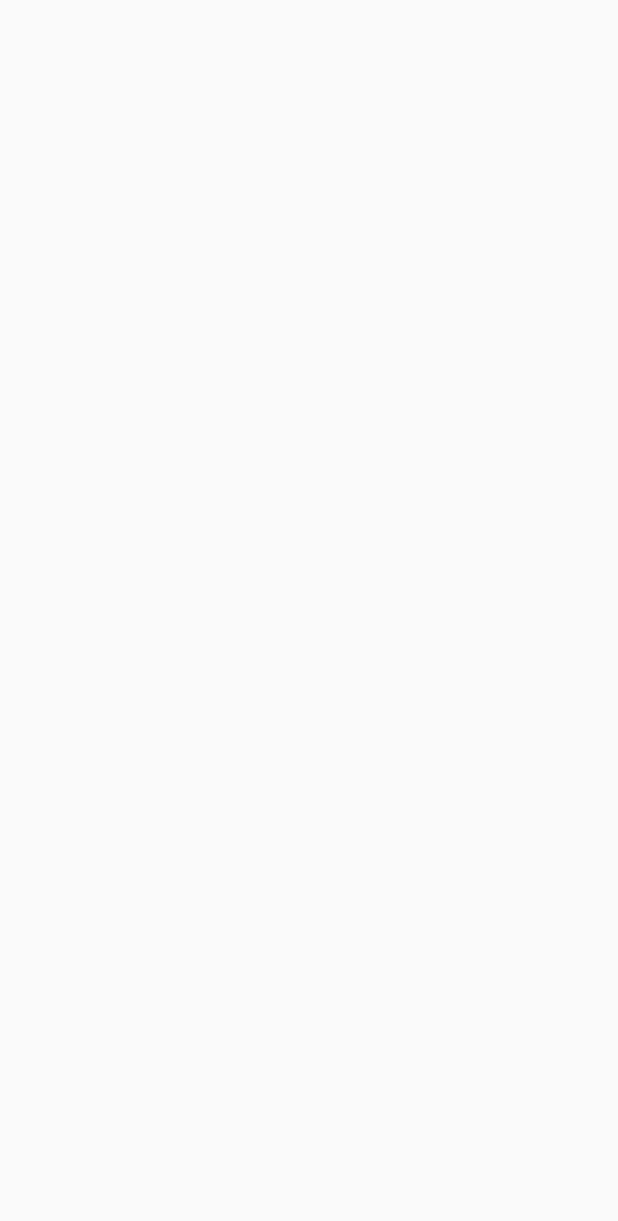
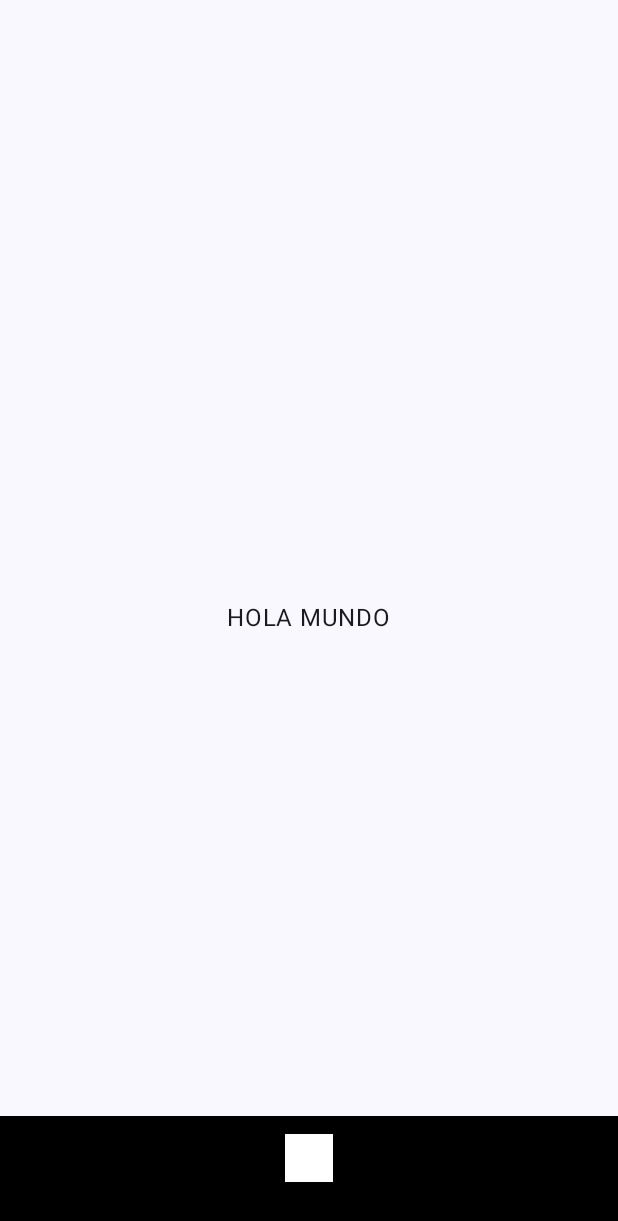
Before and after one commit to kikepb7/TensoScan_App, an Android app built with Jetpack Compose: the screen it shows after launch (MainActivity), on a phone screen of 412 x 824 dp. Before the commit the part shown is empty. Shown: the top 1221 px of the screen. Run offline under Robolectric (Android 15) with nearby library versions, the phone set to English and light mode, and no system bars.

Commit message:
PROJECT STRUCTURE & NAVIGATION - Implement MVVM architecture, necessary dependencies and navigation

```diff
--- a/app/src/main/AndroidManifest.xml
+++ b/app/src/main/AndroidManifest.xml
@@ -1,6 +1,10 @@
 <?xml version="1.0" encoding="utf-8"?>
 <manifest xmlns:android="http://schemas.android.com/apk/res/android"
     xmlns:tools="http://schemas.android.com/tools">
+
+    <uses-feature android:name="android.hardware.camera" android:required="true" />
+    <uses-permission android:name="android.permission.INTERNET"/>
+    <uses-permission android:name="android.permission.CAMERA" />
 
     <application
         android:allowBackup="true"
--- a/app/src/main/kotlin/com/example/tensoscan/MainActivity.kt
+++ b/app/src/main/kotlin/com/example/tensoscan/MainActivity.kt
@@ -4,13 +4,16 @@ import android.os.Bundle
 import androidx.activity.ComponentActivity
 import androidx.activity.compose.setContent
 import androidx.activity.enableEdgeToEdge
+import androidx.compose.foundation.layout.Box
 import androidx.compose.foundation.layout.fillMaxSize
 import androidx.compose.foundation.layout.padding
 import androidx.compose.material3.Scaffold
 import androidx.compose.material3.Text
 import androidx.compose.runtime.Composable
+import androidx.compose.ui.Alignment
 import androidx.compose.ui.Modifier
 import androidx.compose.ui.tooling.preview.Preview
+import com.example.tensoscan.ui.common.navigation.NavigationWrapper
 import com.example.tensoscan.ui.theme.TensoScanTheme
 
 class MainActivity : ComponentActivity() {
@@ -19,7 +22,7 @@ class MainActivity : ComponentActivity() {
         enableEdgeToEdge()
         setContent {
             TensoScanTheme {
-
+                NavigationWrapper()
             }
         }
     }
--- /dev/null
+++ b/app/src/main/kotlin/com/example/tensoscan/ui/common/components/BottomBarNavigation.compose.kt
@@ -0,0 +1,53 @@
+package com.example.tensoscan.ui.common.components
+
+import androidx.compose.material3.NavigationBar
+import androidx.compose.material3.NavigationBarItem
+import androidx.compose.material3.NavigationBarItemDefaults
+import androidx.compose.material3.Text
+import androidx.compose.runtime.Composable
+import androidx.compose.runtime.getValue
+import androidx.compose.ui.graphics.Color
+import androidx.navigation.NavDestination.Companion.hierarchy
+import androidx.navigation.NavHostController
+import androidx.navigation.compose.currentBackStackEntryAsState
+import com.example.tensoscan.ui.common.navigation.bottomnavigation.BottomBarItem
+
+@Composable
+fun BottomBarNavigation(
+    items: List<BottomBarItem>,
+    navController: NavHostController
+) {
+    val navBackStackEntry by navController.currentBackStackEntryAsState()
+    val currentDestination = navBackStackEntry?.destination
+
+    NavigationBar(
+        containerColor = Color.Black,
+        contentColor = Color.Yellow
+    ) {
+        items.forEach { item ->
+            NavigationBarItem(
+                colors = NavigationBarItemDefaults.colors(
+                    indicatorColor = Color.Green,
+                    selectedIconColor = Color.Black,
+                    unselectedIconColor = Color.White
+                ),
+                icon = item.icon,
+                label = {
+                    Text(text = item.title, color = Color.Black)
+                },
+                onClick = {
+                    navController.navigate(route = item.route) {
+                        navController.graph.startDestinationRoute?.let { route ->
+                            popUpTo(route = route) {
+                                saveState = true
+                            }
+                        }
+                        launchSingleTop = true
+                        restoreState = true
+                    }
+                },
+                selected = currentDestination?.hierarchy?.any { it.route == item.route } == true
+            )
+        }
+    }
+}
--- /dev/null
+++ b/app/src/main/kotlin/com/example/tensoscan/ui/common/navigation/NavigationWrapper.kt
@@ -0,0 +1,23 @@
+package com.example.tensoscan.ui.common.navigation
+
+import androidx.compose.runtime.Composable
+import androidx.navigation.compose.NavHost
+import androidx.navigation.compose.composable
+import androidx.navigation.compose.rememberNavController
+import com.example.tensoscan.ui.feature.home.HomeScreenView
+import com.example.tensoscan.ui.feature.user.UserView
+
+@Composable
+fun NavigationWrapper() {
+    val mainNavController = rememberNavController()
+
+    NavHost(navController = mainNavController, startDestination = Routes.Home.route) {
+        composable(route = Routes.Home.route) {
+            HomeScreenView(mainNavController = mainNavController)
+        }
+
+        composable(route = Routes.User.route) {
+            UserView()
+        }
+    }
+}
--- /dev/null
+++ b/app/src/main/kotlin/com/example/tensoscan/ui/common/navigation/Routes.kt
@@ -0,0 +1,6 @@
+package com.example.tensoscan.ui.common.navigation
+
+sealed class Routes(val route: String) {
+    data object Home: Routes("home")
+    data object User: Routes("user")
+}
--- /dev/null
+++ b/app/src/main/kotlin/com/example/tensoscan/ui/common/navigation/bottomnavigation/BottomBarItem.kt
@@ -0,0 +1,28 @@
+package com.example.tensoscan.ui.common.navigation.bottomnavigation
+
+import androidx.compose.foundation.layout.size
+import androidx.compose.material3.Icon
+import androidx.compose.runtime.Composable
+import androidx.compose.ui.Modifier
+import androidx.compose.ui.res.painterResource
+import androidx.compose.ui.unit.dp
+import com.example.tensoscan.R
+import com.example.tensoscan.ui.common.navigation.Routes
+
+sealed class BottomBarItem {
+    abstract val route: String
+    abstract val title: String
+    abstract val icon: @Composable () -> Unit
+
+    data class User(
+        override val route: String = Routes.User.route,
+        override val title: String = "USUARIO",
+        override val icon: @Composable () -> Unit = {
+            Icon(
+                painter = painterResource(R.drawable.ic_launcher_background),
+                contentDescription = "User icon",
+                modifier = Modifier.size(32.dp)
+            )
+        }
+    ): BottomBarItem()
+}
--- /dev/null
+++ b/app/src/main/kotlin/com/example/tensoscan/ui/feature/home/HomeScreen.compose.kt
@@ -0,0 +1,41 @@
+package com.example.tensoscan.ui.feature.home
+
+import androidx.compose.foundation.layout.Arrangement
+import androidx.compose.foundation.layout.Box
+import androidx.compose.foundation.layout.Column
+import androidx.compose.foundation.layout.fillMaxSize
+import androidx.compose.foundation.layout.padding
+import androidx.compose.material3.Scaffold
+import androidx.compose.material3.Text
+import androidx.compose.runtime.Composable
+import androidx.compose.ui.Alignment
+import androidx.compose.ui.Modifier
+import androidx.navigation.NavHostController
+import androidx.navigation.compose.rememberNavController
+import com.example.tensoscan.ui.common.components.BottomBarNavigation
+import com.example.tensoscan.ui.common.navigation.bottomnavigation.BottomBarItem.User
+
+@Composable
+fun HomeScreenView(
+    mainNavController: NavHostController
+) {
+    val navController = rememberNavController()
+    val items = listOf(User())
+
+    Scaffold(
+        topBar = {},
+        bottomBar = {
+            BottomBarNavigation(items = items, navController = mainNavController)
+        }
+    ) { padding ->
+        Column(
+            modifier = Modifier.fillMaxSize(),
+            horizontalAlignment = Alignment.CenterHorizontally,
+            verticalArrangement = Arrangement.Center
+        ) {
+            Text("HOLA MUNDO")
+        }
+
+        Box(modifier = Modifier.padding(paddingValues = padding))
+    }
+}
```
Also changed, not shown: app/build.gradle.kts (+35 -0 lines), app/src/main/kotlin/com/example/tensoscan/ui/common/navigation/bottomnavigation/BottomNavigationWrapper.kt (added, +20 -0 lines), app/src/main/kotlin/com/example/tensoscan/ui/feature/user/UserScreen.compose.kt (added, +9 -0 lines), gradle/libs.versions.toml (+48 -0 lines).
